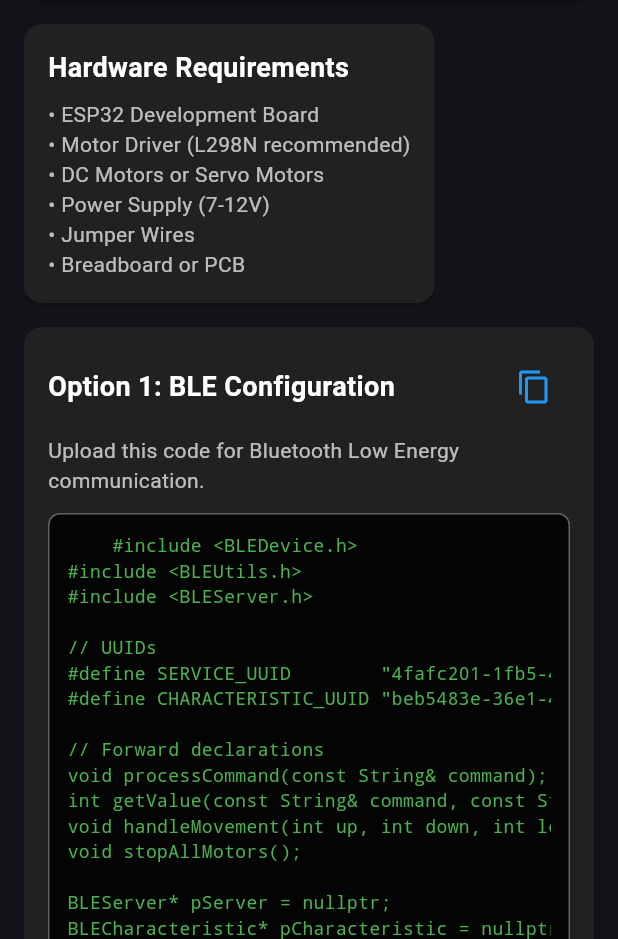
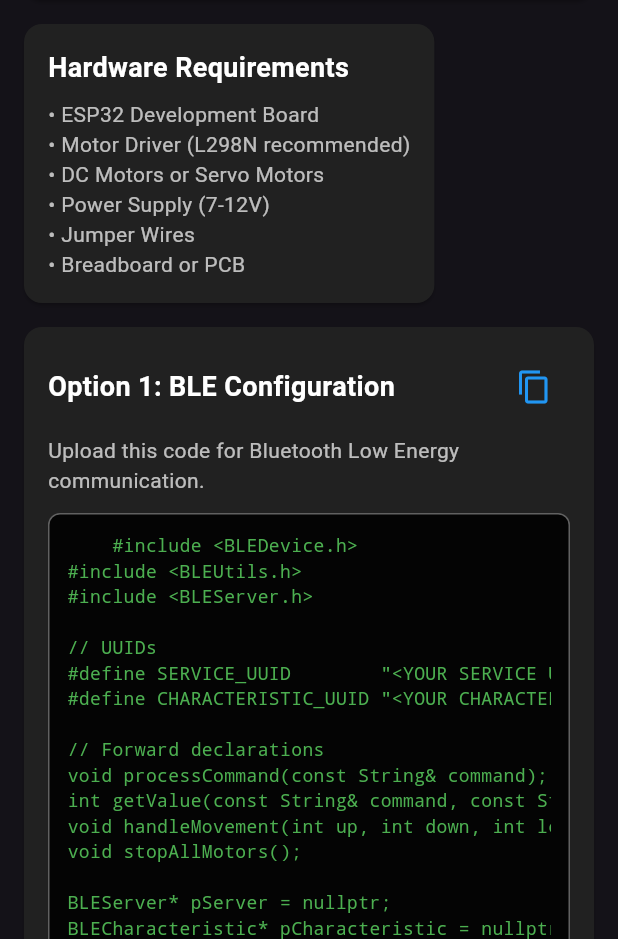
Before and after one commit to austin207/E-ATV-Controller, a Flutter app: the InfoScreen screen opened directly, on a phone screen of 412 x 824 dp, the part 297-1236 px from its top. Run offline on Flutter 3.47's test engine with Material 3 defaults, Android fonts, the light colour scheme and no system bars; our stand-ins replace flutter_blue_plus, permission_handler; missing offline and left inert: wifi_scan.

Commit message:
Docs update

```diff
--- a/lib/screens/info_screen.dart
+++ b/lib/screens/info_screen.dart
@@ -208,8 +208,8 @@ class InfoScreen extends StatelessWidget {
 #include <BLEServer.h>
 
 // UUIDs
-#define SERVICE_UUID        "4fafc201-1fb5-459e-8fcc-c5c9c331914b"
-#define CHARACTERISTIC_UUID "beb5483e-36e1-4688-b7f5-ea07361b26a8"
+#define SERVICE_UUID        "<YOUR SERVICE UUID>"
+#define CHARACTERISTIC_UUID "<YOUR CHARACTERISTIC UUID>"
 
 // Forward declarations
 void processCommand(const String& command);
```
Also changed, not shown: 1 other file.
